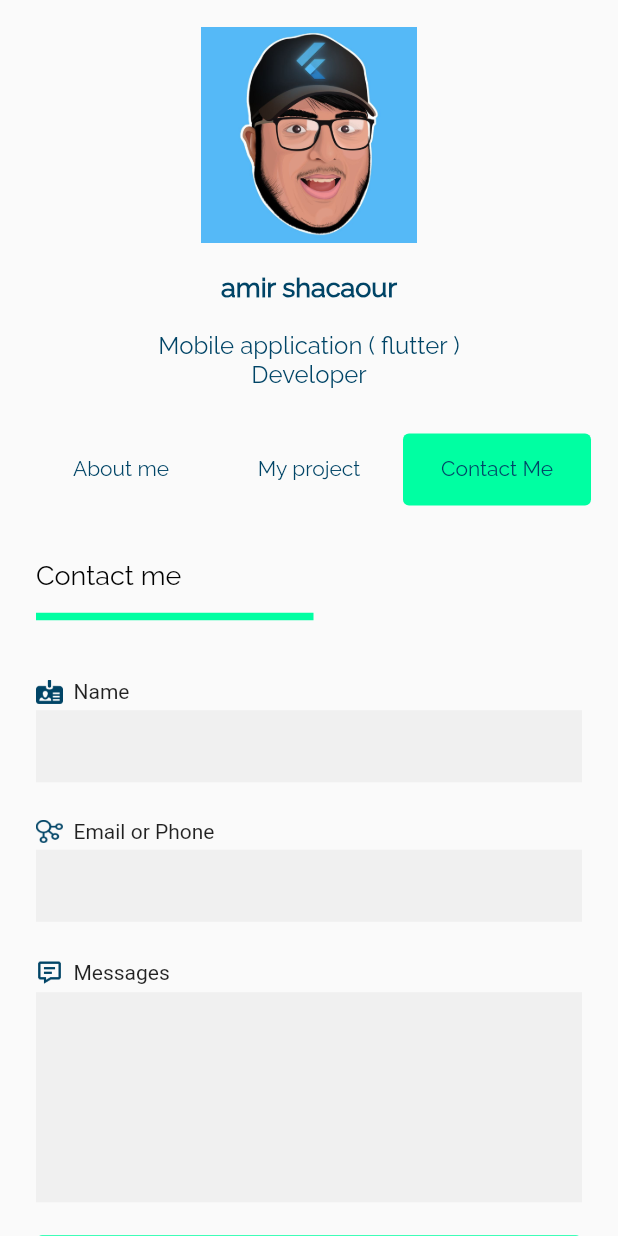
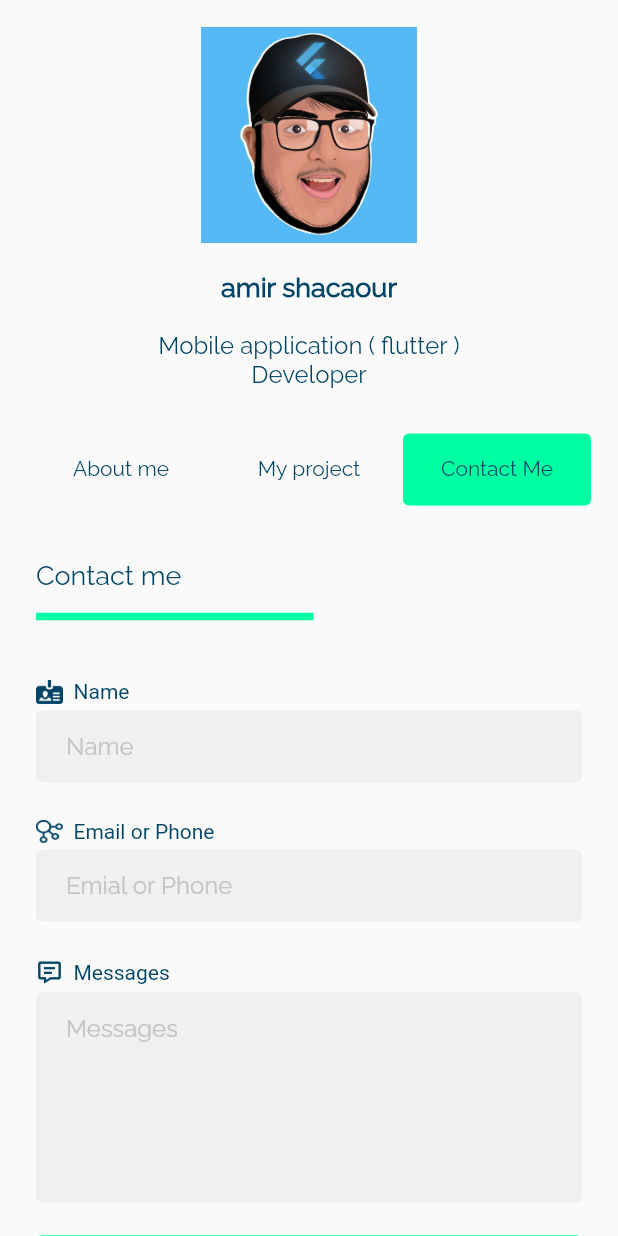
Before and after one commit to yumyumto/cvApp, a Flutter app: the screen it shows after launch, tab 3 chosen, on a phone screen of 412 x 824 dp. Run offline on Flutter 3.47's test engine with Material 2 defaults, Android fonts, the light colour scheme and no system bars.

Commit message:
removing some codes

```diff
--- a/lib/widgets/contact_me.dart
+++ b/lib/widgets/contact_me.dart
@@ -16,10 +16,56 @@ class _ContactMeState extends State<ContactMe> {
         child: Column(
           crossAxisAlignment: CrossAxisAlignment.start,
           children: [
+            tabBarTitleWithGreenLine(),
+            SizedBox(height: 34),
+            // Name TextFiled
+            textBoxIconAndName(
+              'assets/images/name.png',
+              'Name',
+            ),
+
+            SizedBox(height: 4),
+            textBox(hintText: 'Name'),
+            SizedBox(height: 25),
+
+            // Email or phone TextField
+            textBoxIconAndName(
+              'assets/images/email.png',
+              'Email or Phone',
+            ),
+
+            SizedBox(height: 4),
+            textBox(hintText: 'Emial or Phone'),
+            SizedBox(height: 25),
+
+            // message TextFiled
+            textBoxIconAndName(
+              'assets/images/message.png',
+              'Messages',
+            ),
+
+            SizedBox(height: 4),
+            textBox(
+              height: 140,
+              hintText: 'Messages',
+            ),
+            SizedBox(height: 22),
+
+            submitButton()
+          ],
+        ),
+      ),
+    );
+  }
+
+  tabBarTitleWithGreenLine() {
+    return Column(
+      crossAxisAlignment: CrossAxisAlignment.start,
+      children: [
         Text(
           'Contact me',
           style: TextStyle(
-                color: Colors.black,
+            color: Color(0xFF004466),
             fontSize: 18,
             fontFamily: 'raleway-regular',
             fontWeight: FontWeight.w400,
@@ -34,90 +80,55 @@ class _ContactMeState extends State<ContactMe> {
           indent: 0,
           endIndent: 179,
         ),
-            SizedBox(height: 34),
-            // Name TextFiled
-            Row(
+      ],
+    );
+  }
+
+  Row textBoxIconAndName(String Images, String text) {
+    return Row(
       children: [
         Image.asset(
-                  'assets/images/name.png',
+          Images,
           width: 18,
         ),
         SizedBox(width: 7),
         Text(
-                  'Name',
+          text,
+          style: TextStyle(
+            color: Color(0xFF004466),
+          ),
         )
       ],
+    );
+  }
+
+  textBox({double height = 48, String hintText = ''}) {
+    return Container(
+      decoration: BoxDecoration(
+        borderRadius: BorderRadius.circular(4),
+        color: Color(0xFFF0F0F0),
       ),
-
-            SizedBox(height: 4),
-
-            Container(
-              color: Color(0xFFF0F0F0),
+      height: height,
       child: TextField(
+        cursorColor: Color(0xFF004466),
         decoration: InputDecoration(
+          hintText: hintText,
+          hintStyle: TextStyle(
+            color: Color(0xFFC6C2C2),
+            fontSize: 16,
+            fontFamily: 'raleway-regular',
+            fontWeight: FontWeight.w400,
+          ),
           border: InputBorder.none,
+          contentPadding: EdgeInsets.only(left: 20),
         ),
       ),
-            ),
+    );
+  }
 
-            SizedBox(height: 25),
-
-            // Email or phone TextField
-            Row(
-              children: [
-                Image.asset(
-                  'assets/images/email.png',
-                  width: 18,
-                ),
-                SizedBox(width: 7),
-                Text(
-                  'Email or Phone',
-                )
-              ],
-            ),
-
-            SizedBox(height: 4),
-
-            Container(
-              color: Color(0xFFF0F0F0),
-              child: TextField(
-                decoration: InputDecoration(
-                  border: InputBorder.none,
-                ),
-              ),
-            ),
-
-            SizedBox(height: 25),
-
-            // message TextFiled
-            Row(
-              children: [
-                Image.asset(
-                  'assets/images/message.png',
-                  width: 18,
-                ),
-                SizedBox(width: 7),
-                Text(
-                  'Messages',
-                )
-              ],
-            ),
-
-            SizedBox(height: 4),
-
-            Container(
-              color: Color(0xFFF0F0F0),
-              height: 140,
-              child: TextField(
-                decoration: InputDecoration(
-                  border: InputBorder.none,
-                ),
-              ),
-            ),
-
-            SizedBox(height: 22),
-
-            Center(
+  // Submit-Button UI
+  submitButton() {
+    return Center(
       child: Container(
         width: 370,
         height: 42,
@@ -135,10 +146,6 @@ class _ContactMeState extends State<ContactMe> {
           ),
         ),
       ),
-            )
-          ],
-        ),
-      ),
     );
   }
 }
```
Lines whose indentation alone changed are shown as unchanged.
